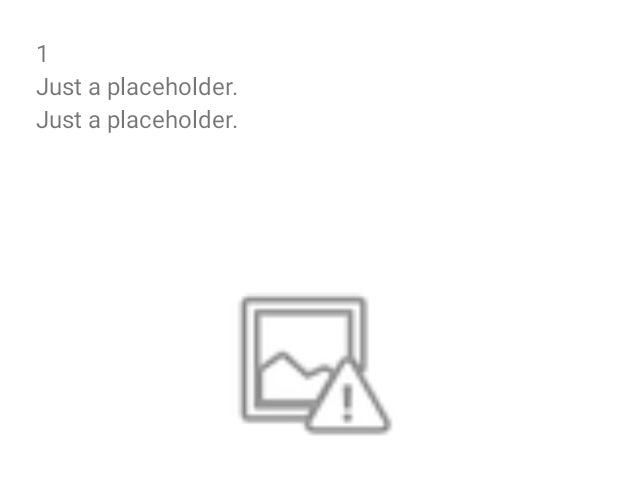
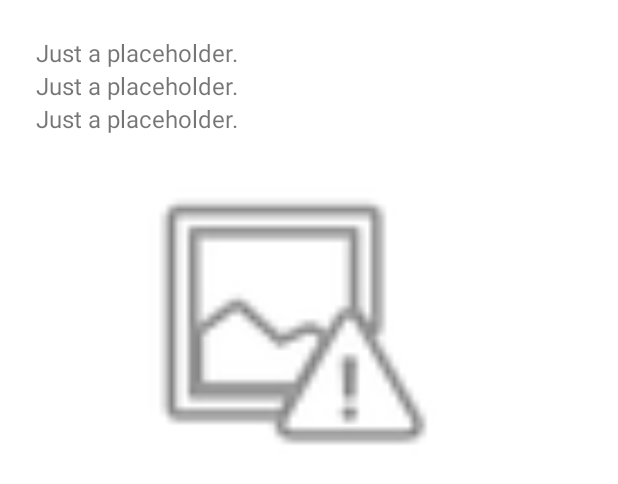
Before and after one commit to Diakko/SensorBasedMobileProject, an Android app: the layout custom_row_off.xml on its own in the app's theme, with its tools: preview values and no code run, on a phone screen of 412 x 824 dp. Shown: the top 484 px of the screen. Run offline under Robolectric (Android 15) with nearby library versions, the phone set to English and light mode, and no system bars.

```diff
--- a/app/src/main/java/com/example/sensorbasedmobileproject/data/OffItemDao.kt
+++ b/app/src/main/java/com/example/sensorbasedmobileproject/data/OffItemDao.kt
@@ -10,7 +10,7 @@ import androidx.room.Query
 interface OffItemDao {
 
     @Insert(onConflict = OnConflictStrategy.ABORT)
-    suspend fun addOffInfo(off: OffItem)
+    suspend fun addOffItem(off: OffItem)
 
     @Query("SELECT * FROM openfoodfacts ORDER BY id ASC")
     fun readAllData(): LiveData<List<OffItem>>
--- a/app/src/main/java/com/example/sensorbasedmobileproject/data/OffItemRepository.kt
+++ b/app/src/main/java/com/example/sensorbasedmobileproject/data/OffItemRepository.kt
@@ -7,6 +7,6 @@ class OffItemRepository(private val offItemDao: OffItemDao) {
     val readAllData: LiveData<List<OffItem>> = offItemDao.readAllData()
 
     suspend fun addOffInfo(offItem: OffItem){
-        offItemDao.addOffInfo(offItem)
+        offItemDao.addOffItem(offItem)
     }
 }
--- a/app/src/main/java/com/example/sensorbasedmobileproject/fragments/main/MainFragment.kt
+++ b/app/src/main/java/com/example/sensorbasedmobileproject/fragments/main/MainFragment.kt
@@ -69,7 +69,7 @@ class MainFragment : Fragment() {
         // Set up editText
         editText = view.findViewById(R.id.ean)
 
-        // If arguments, use them
+        // If no arguments
         if (arguments?.isEmpty == true) {
             editTextValue = editText.text
         } else {
--- a/app/src/main/java/com/example/sensorbasedmobileproject/fragments/scan/CameraScanFragment.kt
+++ b/app/src/main/java/com/example/sensorbasedmobileproject/fragments/scan/CameraScanFragment.kt
@@ -23,9 +23,9 @@ class CameraScanFragment() : Fragment() {
         val view = inflater.inflate(R.layout.fragment_camera_scan, container, false)
         val integrator = IntentIntegrator.forSupportFragment(this@CameraScanFragment)
 
-        integrator.setOrientationLocked(false)
+        integrator.setOrientationLocked(true)
         integrator.setPrompt("Scan QR code")
-        integrator.setBeepEnabled(false)
+        integrator.setBeepEnabled(true)
         integrator.setDesiredBarcodeFormats(IntentIntegrator.ALL_CODE_TYPES)
 
 
--- a/app/src/main/res/layout/custom_row_off.xml
+++ b/app/src/main/res/layout/custom_row_off.xml
@@ -11,7 +11,7 @@
         android:layout_height="wrap_content"
         android:layout_marginStart="24dp"
         android:layout_marginTop="24dp"
-        android:text="@string/nr"
+        android:text="@string/main_fragment_text"
         android:textSize="16sp"
         app:layout_constraintStart_toStartOf="parent"
         app:layout_constraintTop_toTopOf="parent" />
@@ -42,13 +42,15 @@
 
     <ImageView
         android:id="@+id/product_image"
-        android:layout_width="125dp"
-        android:layout_height="217dp"
-        android:layout_marginTop="44dp"
+        android:layout_width="329dp"
+        android:layout_height="216dp"
+        android:layout_marginTop="16dp"
         app:layout_constraintBottom_toBottomOf="parent"
         app:layout_constraintEnd_toEndOf="parent"
+        app:layout_constraintHorizontal_bias="0.292"
         app:layout_constraintStart_toStartOf="parent"
         app:layout_constraintTop_toBottomOf="@+id/ingredients_text_debug"
+        app:layout_constraintVertical_bias="0.0"
         app:srcCompat="@android:drawable/ic_menu_report_image" />
 
 
--- a/app/src/main/res/layout/fragment_main.xml
+++ b/app/src/main/res/layout/fragment_main.xml
@@ -4,7 +4,7 @@
     xmlns:tools="http://schemas.android.com/tools"
     android:layout_width="match_parent"
     android:layout_height="match_parent"
-    android:background="@color/design_default_color_secondary"
+    android:background="@color/white"
     tools:context=".fragments.main.MainFragment">
 
     <EditText
```
